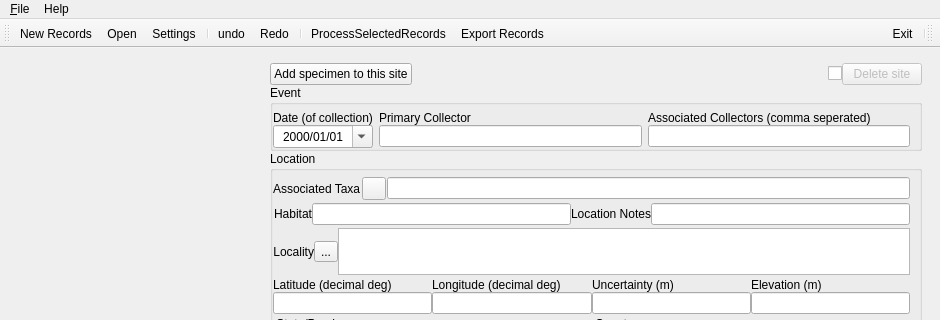
Before: the Qt Designer form ui/collBookUI.ui in CapPow/collBook, drawn with Qt 5; both pictures show x 0 to 940 and y 0 to 320 of the 940 by 666 pixel window.
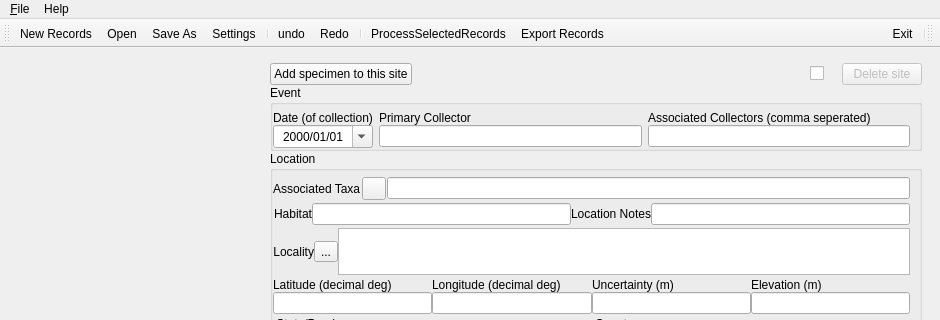
After: the same form once the commit is applied. The open tabs and pages were chosen to show the change. Icons and pictures are not drawn. Custom widgets are drawn as their Qt base class.

```diff
--- a/ui/collBookUI.ui
+++ b/ui/collBookUI.ui
@@ -523,6 +523,9 @@
              <layout class="QVBoxLayout" name="verticalLayout_9">
               <item>
                <layout class="QHBoxLayout" name="horizontalLayout_12">
+                <property name="spacing">
+                 <number>18</number>
+                </property>
                 <item>
                  <widget class="QPushButton" name="pushButton_newSpecimen">
                   <property name="text">
@@ -1612,6 +1615,7 @@
    </attribute>
    <addaction name="action_New_Records"/>
    <addaction name="action_Open"/>
+   <addaction name="action_Save_As"/>
    <addaction name="action_Settings"/>
    <addaction name="separator"/>
    <addaction name="action_undo"/>
```
Left out of the diff: 57 changed lines with no effect on the pictures.
